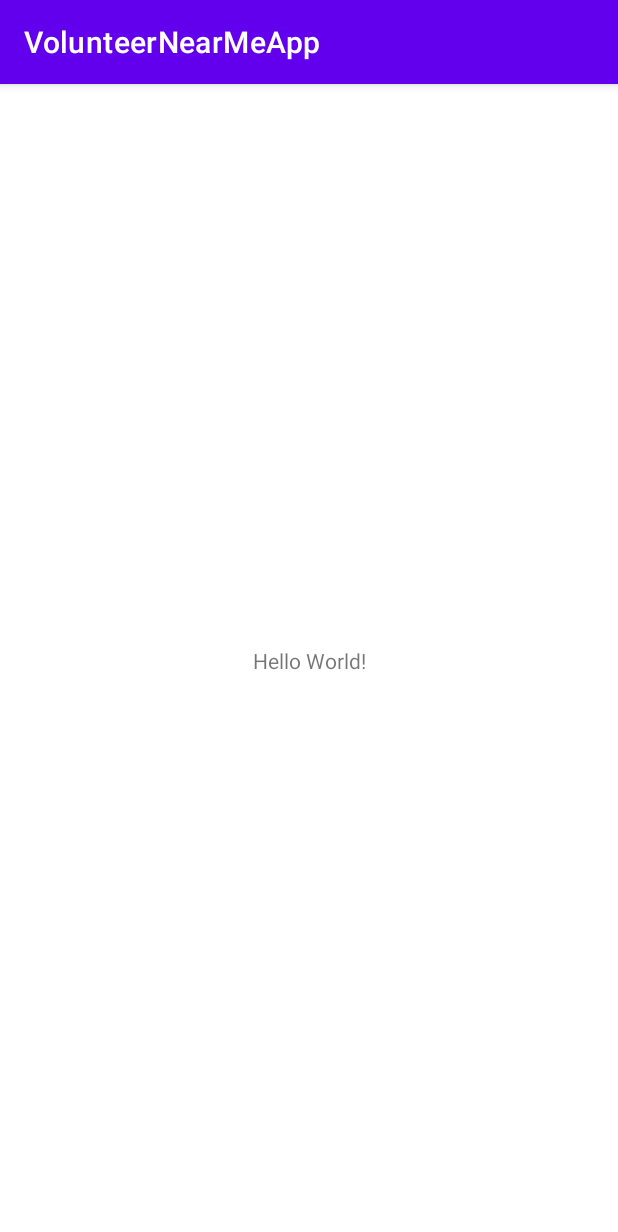
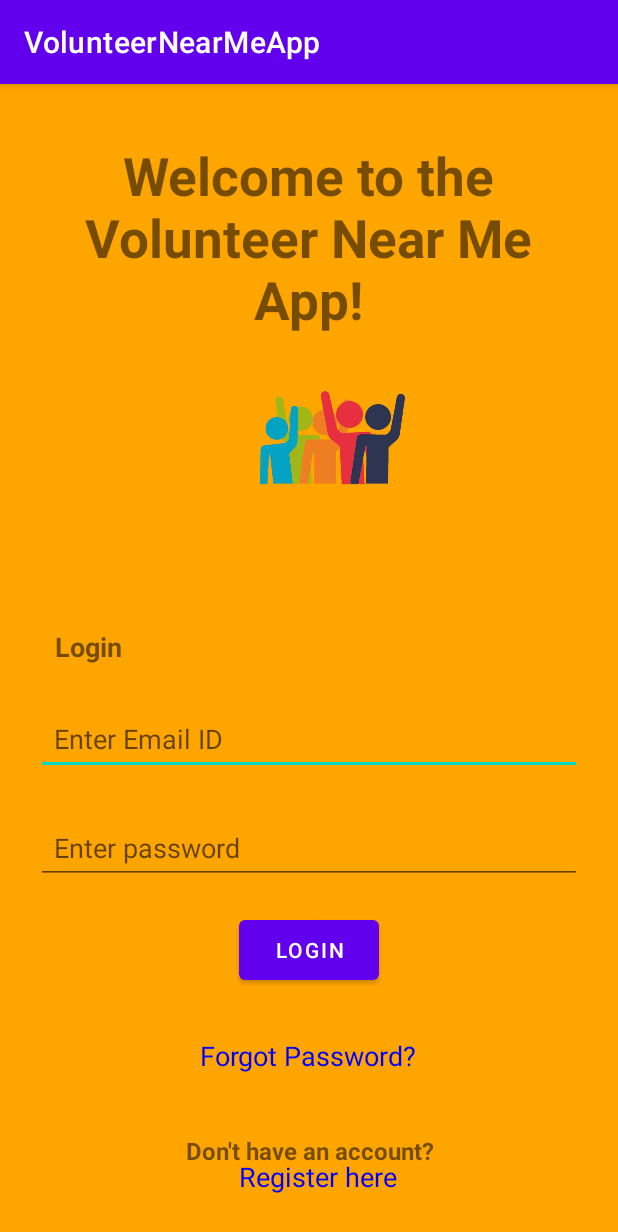
Before and after one commit to costis99/VolunteerNearMeApp, an Android app: the screen it shows after launch (MainActivity), on a phone screen of 412 x 824 dp. Shown: the top 1232 px of the screen. Run offline under Robolectric (Android 15) with nearby library versions, the light colour scheme and no system bars; our stand-ins replace Firebase (no records; nobody signed in at launch, a user with empty details on screens opened directly).

Commit message:
Added firebase dependency and login/ register UI

```diff
--- a/app/src/main/AndroidManifest.xml
+++ b/app/src/main/AndroidManifest.xml
@@ -10,7 +10,6 @@
         android:supportsRtl="true"
         android:theme="@style/Theme.VolunteerNearMeApp">
         <activity android:name=".MainActivity">
-            android:exported="true"
             <intent-filter>
                 <action android:name="android.intent.action.MAIN" />
 
--- a/app/src/main/java/Comp3200/volunteernearmeapp/MainActivity.kt
+++ b/app/src/main/java/Comp3200/volunteernearmeapp/MainActivity.kt
@@ -1,12 +1,25 @@
 package Comp3200.volunteernearmeapp
 
+import android.content.Intent
 import androidx.appcompat.app.AppCompatActivity
 import android.os.Bundle
+import android.widget.TextView
+import com.google.firebase.auth.FirebaseAuth
+import com.google.firebase.auth.ktx.auth
+import com.google.firebase.ktx.Firebase
 
 class MainActivity : AppCompatActivity() {
+    private lateinit var auth: FirebaseAuth
     //Initial commit
     override fun onCreate(savedInstanceState: Bundle?) {
         super.onCreate(savedInstanceState)
-        setContentView(R.layout.activity_main)
+        setContentView(R.layout.activity_login)
+
+        auth = Firebase.auth
+
+        val tv_signup: TextView = findViewById(R.id.tv_registerHere)
+        tv_signup.setOnClickListener{
+            startActivity(Intent(this, RegisterActivity::class.java))
+        }
     }
 }
--- /dev/null
+++ b/app/src/main/res/layout/activity_login.xml
@@ -0,0 +1,140 @@
+<?xml version="1.0" encoding="utf-8"?>
+<androidx.constraintlayout.widget.ConstraintLayout xmlns:android="http://schemas.android.com/apk/res/android"
+    xmlns:app="http://schemas.android.com/apk/res-auto"
+    xmlns:tools="http://schemas.android.com/tools"
+    android:layout_width="match_parent"
+    android:layout_height="match_parent"
+    android:background="#FFA500"
+    tools:context=".MainActivity">
+
+    <ImageView
+        android:id="@+id/Logo"
+        android:layout_width="219dp"
+        android:layout_height="70dp"
+        android:layout_marginStart="37dp"
+        android:layout_marginTop="200dp"
+        android:layout_marginEnd="37dp"
+        app:layout_constraintEnd_toEndOf="parent"
+        app:layout_constraintHorizontal_bias="0.635"
+        app:layout_constraintStart_toStartOf="parent"
+        app:layout_constraintTop_toTopOf="parent"
+        app:srcCompat="@drawable/logo" />
+
+    <TextView
+        android:layout_width="338dp"
+        android:layout_height="167dp"
+        android:text="@string/welcome_to_the_volunteer_near_me_app"
+        android:textAlignment="center"
+        android:textSize="35sp"
+        android:textStyle="bold"
+        app:layout_constraintBottom_toBottomOf="parent"
+        app:layout_constraintEnd_toEndOf="parent"
+        app:layout_constraintHorizontal_bias="0.493"
+        app:layout_constraintStart_toStartOf="parent"
+        app:layout_constraintTop_toTopOf="parent"
+        app:layout_constraintVertical_bias="0.062" />
+
+    <TextView
+        android:layout_width="118dp"
+        android:layout_height="41dp"
+        android:text="Login"
+        android:textAlignment="center"
+        android:textSize="18sp"
+        android:textStyle="bold"
+        app:layout_constraintBottom_toBottomOf="parent"
+        app:layout_constraintEnd_toEndOf="parent"
+        app:layout_constraintHorizontal_bias="0.0"
+        app:layout_constraintStart_toStartOf="parent"
+        app:layout_constraintTop_toTopOf="parent"
+        app:layout_constraintVertical_bias="0.499" />
+
+    <TextView
+        android:layout_width="251dp"
+        android:layout_height="68dp"
+        android:text="Don't have an account?"
+        android:textAlignment="center"
+        android:textSize="16sp"
+        android:textStyle="bold"
+        app:layout_constraintBottom_toBottomOf="parent"
+        app:layout_constraintEnd_toEndOf="parent"
+        app:layout_constraintHorizontal_bias="0.5"
+        app:layout_constraintStart_toStartOf="parent"
+        app:layout_constraintTop_toTopOf="parent"
+        app:layout_constraintVertical_bias="1.0" />
+
+    <Button
+        android:id="@+id/LoginButton"
+        android:layout_width="93dp"
+        android:layout_height="52dp"
+        android:text="@string/login"
+        app:layout_constraintBottom_toBottomOf="parent"
+        app:layout_constraintEnd_toEndOf="parent"
+        app:layout_constraintHorizontal_bias="0.5"
+        app:layout_constraintStart_toStartOf="parent"
+        app:layout_constraintTop_toTopOf="parent"
+        app:layout_constraintVertical_bias="0.77" />
+
+
+    <EditText
+        android:id="@+id/et_username"
+        android:layout_width="0dp"
+        android:layout_height="wrap_content"
+        android:layout_marginStart="24dp"
+        android:layout_marginEnd="24dp"
+        android:ems="10"
+        android:hint="Enter Email ID"
+        android:inputType="textEmailAddress"
+        android:padding="12dp"
+        app:layout_constraintBottom_toBottomOf="parent"
+        app:layout_constraintEnd_toEndOf="parent"
+        app:layout_constraintHorizontal_bias="1.0"
+        app:layout_constraintStart_toStartOf="parent"
+        app:layout_constraintTop_toTopOf="parent"
+        app:layout_constraintVertical_bias="0.573" />
+
+    <EditText
+        android:id="@+id/et_password"
+        android:layout_width="0dp"
+        android:layout_height="wrap_content"
+        android:layout_marginStart="24dp"
+        android:layout_marginLeft="24dp"
+        android:layout_marginTop="24dp"
+        android:layout_marginEnd="24dp"
+        android:layout_marginRight="24dp"
+        android:ems="10"
+        android:hint="Enter password"
+        android:inputType="textPassword"
+        android:padding="12dp"
+        app:layout_constraintEnd_toEndOf="parent"
+        app:layout_constraintStart_toStartOf="parent"
+        app:layout_constraintTop_toBottomOf="@+id/et_username" />
+
+    <TextView
+        android:id="@+id/tv_forgotPassword"
+        android:layout_width="wrap_content"
+        android:layout_height="wrap_content"
+        android:text="Forgot Password?"
+        android:textColor="#0000FF"
+        android:textSize="18sp"
+        app:layout_constraintBottom_toBottomOf="parent"
+        app:layout_constraintEnd_toEndOf="parent"
+        app:layout_constraintHorizontal_bias="0.498"
+        app:layout_constraintStart_toStartOf="parent"
+        app:layout_constraintTop_toTopOf="parent"
+        app:layout_constraintVertical_bias="0.855" />
+
+    <TextView
+        android:id="@+id/tv_registerHere"
+        android:layout_width="wrap_content"
+        android:layout_height="wrap_content"
+        android:text="Register here"
+        android:textColor="#0000FF"
+        android:textSize="18sp"
+        app:layout_constraintBottom_toBottomOf="parent"
+        app:layout_constraintEnd_toEndOf="parent"
+        app:layout_constraintHorizontal_bias="0.519"
+        app:layout_constraintStart_toStartOf="parent"
+        app:layout_constraintTop_toTopOf="parent"
+        app:layout_constraintVertical_bias="0.963" />
+
+</androidx.constraintlayout.widget.ConstraintLayout>
--- a/app/src/main/res/layout/activity_main.xml
+++ /dev/null
@@ -1,18 +0,0 @@
-<?xml version="1.0" encoding="utf-8"?>
-<androidx.constraintlayout.widget.ConstraintLayout xmlns:android="http://schemas.android.com/apk/res/android"
-    xmlns:app="http://schemas.android.com/apk/res-auto"
-    xmlns:tools="http://schemas.android.com/tools"
-    android:layout_width="match_parent"
-    android:layout_height="match_parent"
-    tools:context=".MainActivity">
-
-    <TextView
-        android:layout_width="wrap_content"
-        android:layout_height="wrap_content"
-        android:text="Hello World!"
-        app:layout_constraintBottom_toBottomOf="parent"
-        app:layout_constraintLeft_toLeftOf="parent"
-        app:layout_constraintRight_toRightOf="parent"
-        app:layout_constraintTop_toTopOf="parent" />
-
-</androidx.constraintlayout.widget.ConstraintLayout>
--- a/app/src/main/res/values/strings.xml
+++ b/app/src/main/res/values/strings.xml
@@ -1,3 +1,6 @@
 <resources>
     <string name="app_name">VolunteerNearMeApp</string>
+    <string name="welcome_to_the_volunteer_near_me_app">Welcome to the Volunteer Near Me App!</string>
+    <string name="login">Login</string>
+    <string name="tick_if_you_are_an_organizer">Tick if you are an organizer</string>
 </resources>
--- a/build.gradle
+++ b/build.gradle
@@ -8,6 +8,7 @@ buildscript {
     dependencies {
         classpath "com.android.tools.build:gradle:4.2.2"
         classpath "org.jetbrains.kotlin:kotlin-gradle-plugin:$kotlin_version"
+        classpath 'com.google.gms:google-services:4.3.10'
 
         // NOTE: Do not place your application dependencies here; they belong
         // in the individual module build.gradle files
```
Also changed, not shown: app/build.gradle (+15 -6 lines), app/src/main/java/Comp3200/volunteernearmeapp/RegisterActivity.kt (added, +28 -0 lines), app/src/main/res/layout/activity_sign_up.xml (added, +138 -0 lines), app/src/main/res/drawable/logo.png (added), 1 other file.
